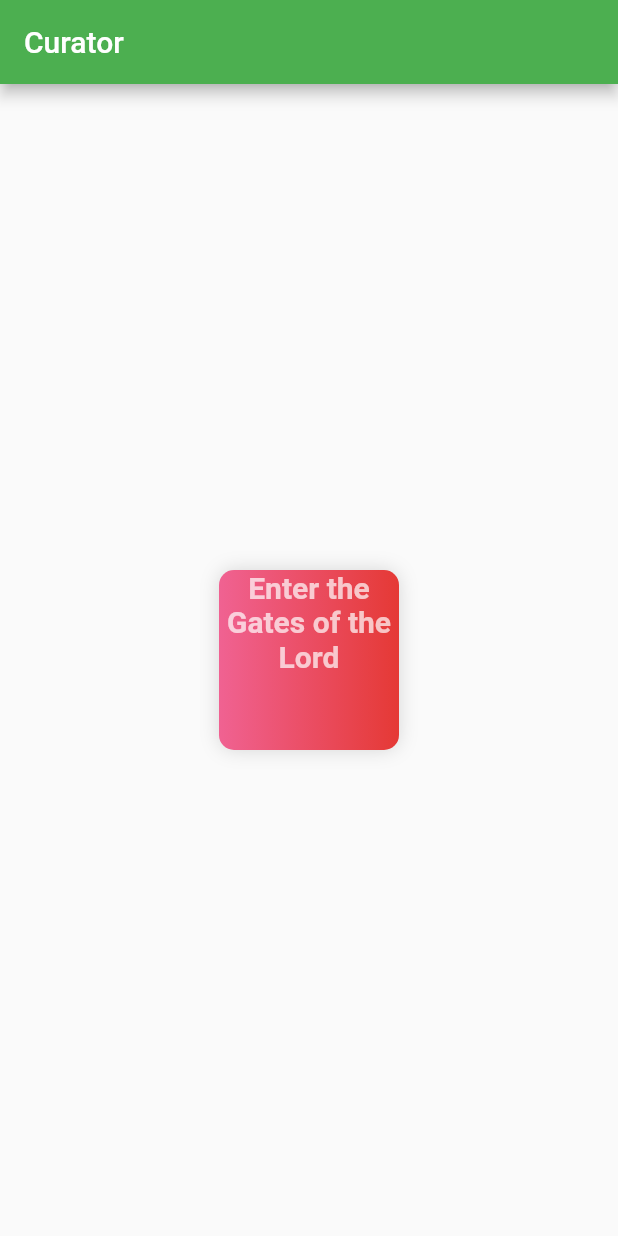
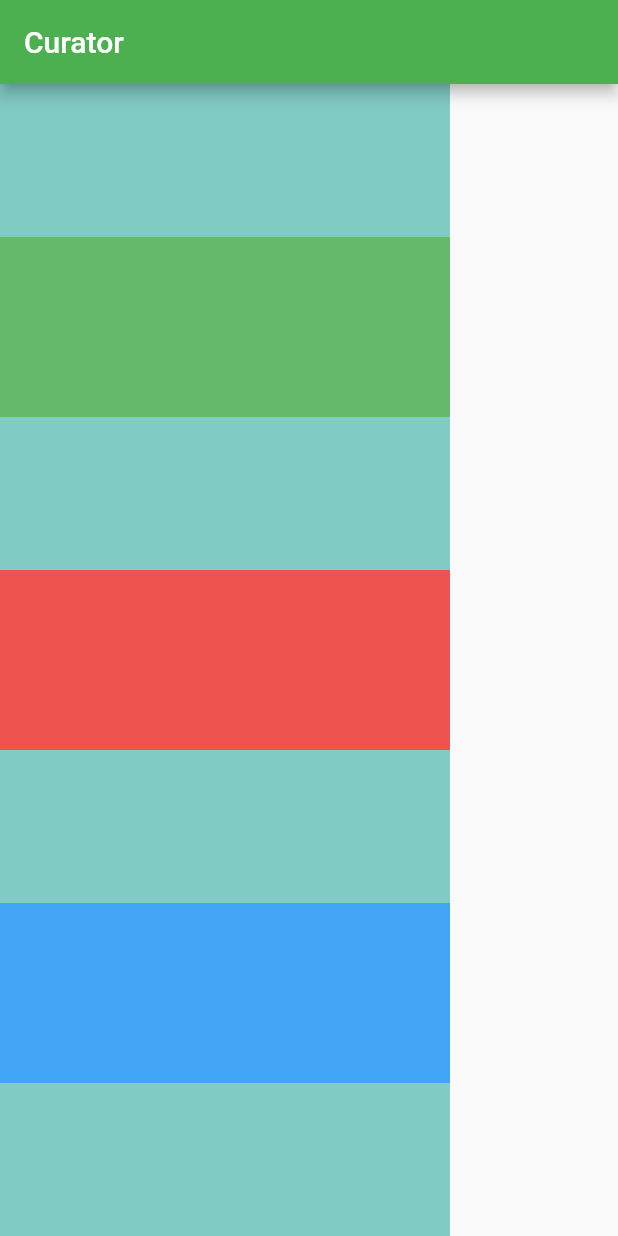
Before and after one commit to Xavier-Charles/curator, a Flutter app: the screen it shows after launch, on a phone screen of 412 x 824 dp. Run offline on Flutter 3.47's test engine with Material 2 defaults, Android fonts, the phone set to English and light mode, and no system bars.

Commit message:
messing with rows and columns

```diff
--- a/lib/main.dart
+++ b/lib/main.dart
@@ -16,32 +16,34 @@ class HomePage extends StatelessWidget {
       appBar: AppBar(
         title: Text("Curator"),
       ),
-      body: Center(
-        child: Container(
-        width: 120,
-        height: 120,
-        alignment: Alignment.topLeft,
-        decoration: BoxDecoration(
-          color: Colors.red[400],
-          borderRadius: BorderRadius.circular(10),
-          gradient: LinearGradient(colors: [
-            Colors.pink[300],
-            Colors.red[600]
-          ]),
-          boxShadow: [BoxShadow(
-            color: Colors.grey[350],
-            blurRadius:10,
-          )]
-        ),
-        child: Text("Enter the Gates of the Lord",
-          textAlign: TextAlign.center,
-          style: TextStyle(
-            fontSize: 20,
-            color: Colors.white70,
-            fontWeight: FontWeight.bold
-          ),
-        ),
-      ),
+      body: Container(
+        color: Colors.teal[200],
+        width: 300,
+        child: Column(
+          mainAxisAlignment: MainAxisAlignment.spaceEvenly,
+          crossAxisAlignment: CrossAxisAlignment.stretch,
+          // mainAxisSize: MainAxisSize.max, doesn't
+          children: <Widget>[
+            Container(
+              color: Colors.green[400],
+              width: 90,
+              height: 120,
+              alignment: Alignment.topLeft,
+            ),
+            Container(
+              color: Colors.red[400],
+              width: 90,
+              height: 120,
+              alignment: Alignment.topLeft,
+            ),
+            Container(
+              color: Colors.blue[400],
+              width: 90,
+              height: 120,
+              alignment: Alignment.topLeft,
+            ),
+          ],
+        )
       )
 
     );
```
